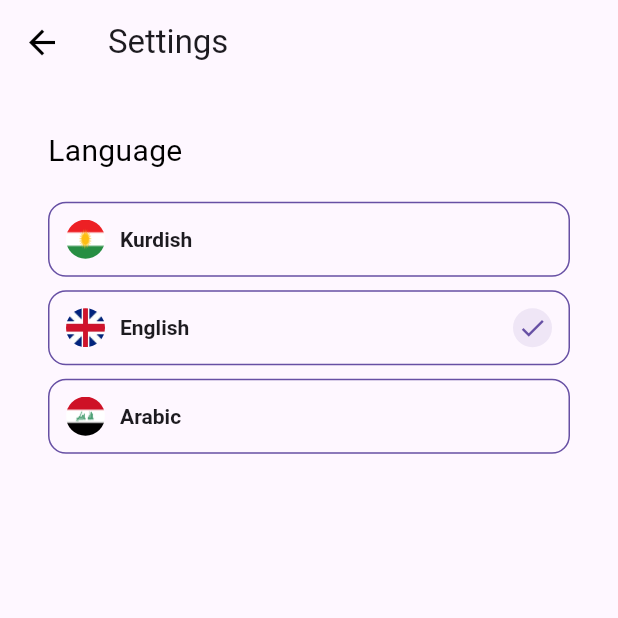
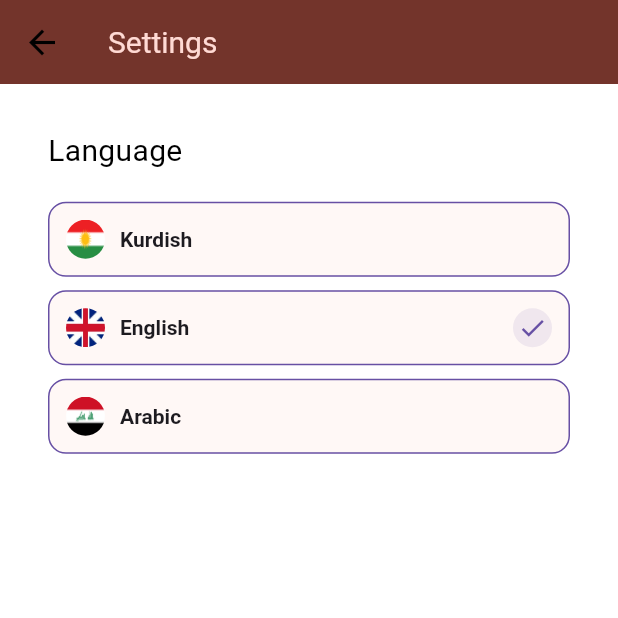
Before and after one commit to bewargohdar/empire, a Flutter app: the screen it shows after launch, after a tap on an icon or button, on a phone screen of 412 x 824 dp, the top half of it. Run offline on Flutter 3.47's test engine with Material 3 defaults, Android fonts, the light colour scheme and no system bars; our stand-ins replace bloc, cached_network_image, easy_localization, equatable, flutter_bloc, get_it and 2 more; accounts and stored records are empty; network calls fail.

Commit message:
setting Text Themes

```diff
--- a/lib/features/movie/presentation/page/favorites.dart
+++ b/lib/features/movie/presentation/page/favorites.dart
@@ -69,7 +69,7 @@ class FavoriteCard extends StatelessWidget {
         child: Icon(
           Iconsax.trash,
           size: 33,
-          color: Theme.of(context).colorScheme.background,
+          color: Theme.of(context).colorScheme.surface,
         ),
       ),
       key: ValueKey(data.id),
--- a/lib/main.dart
+++ b/lib/main.dart
@@ -7,6 +7,8 @@ import 'package:empaire_film/server_injection.dart';
 import 'package:flutter/material.dart';
 import 'package:flutter_bloc/flutter_bloc.dart';
 
+var KColorSchema =
+    ColorScheme.fromSeed(seedColor: const Color.fromARGB(0, 96, 0, 0));
 Future<void> main() async {
   WidgetsFlutterBinding.ensureInitialized();
   await EasyLocalization.ensureInitialized();
@@ -47,6 +49,31 @@ class MyApp extends StatelessWidget {
         locale: context.locale,
         debugShowCheckedModeBanner: false,
         title: 'Empaire Film',
+        theme: ThemeData().copyWith(
+            colorScheme: KColorSchema,
+            scaffoldBackgroundColor: Colors.white,
+            appBarTheme: const AppBarTheme().copyWith(
+              backgroundColor: KColorSchema.onPrimaryContainer,
+              foregroundColor: KColorSchema.primaryContainer,
+            ),
+            cardTheme: const CardTheme().copyWith(
+              color: KColorSchema.secondaryContainer,
+              margin: const EdgeInsets.symmetric(
+                vertical: 10,
+                horizontal: 18,
+              ),
+            ),
+            elevatedButtonTheme: ElevatedButtonThemeData(
+              style: ElevatedButton.styleFrom(
+                backgroundColor: KColorSchema.primaryContainer,
+              ),
+            ),
+            textTheme: ThemeData().textTheme.copyWith(
+                    titleLarge: TextStyle(
+                  fontWeight: FontWeight.normal,
+                  fontSize: 20,
+                  color: KColorSchema.onSecondaryContainer,
+                ))),
         home: const TabsPage(),
       ),
     );
```
